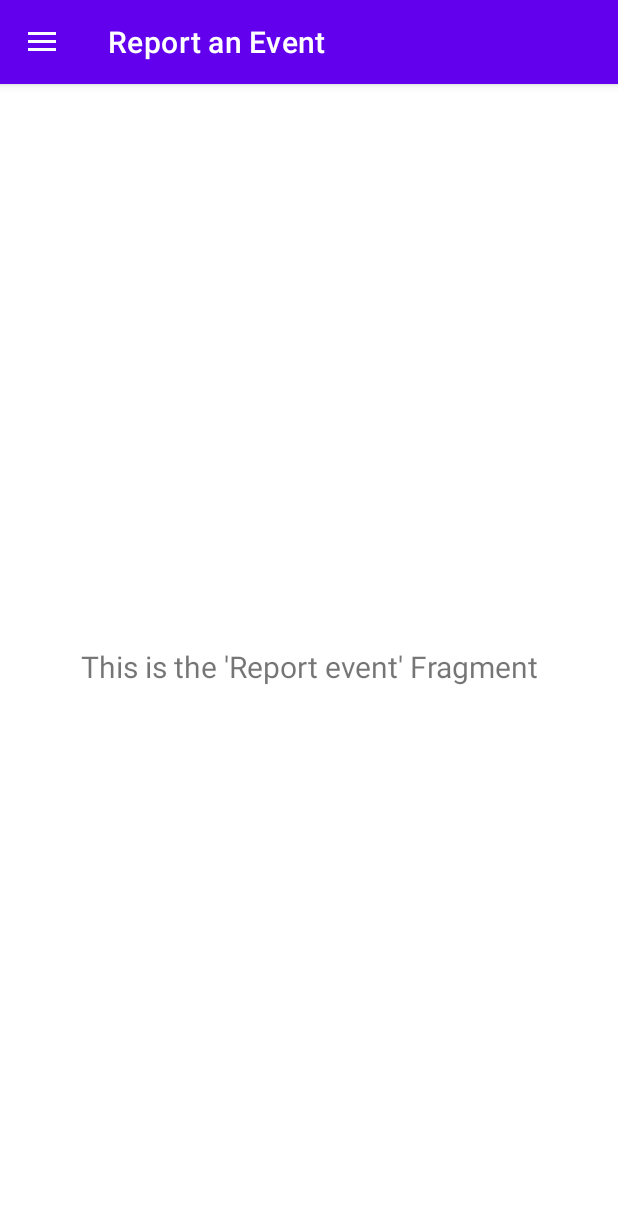
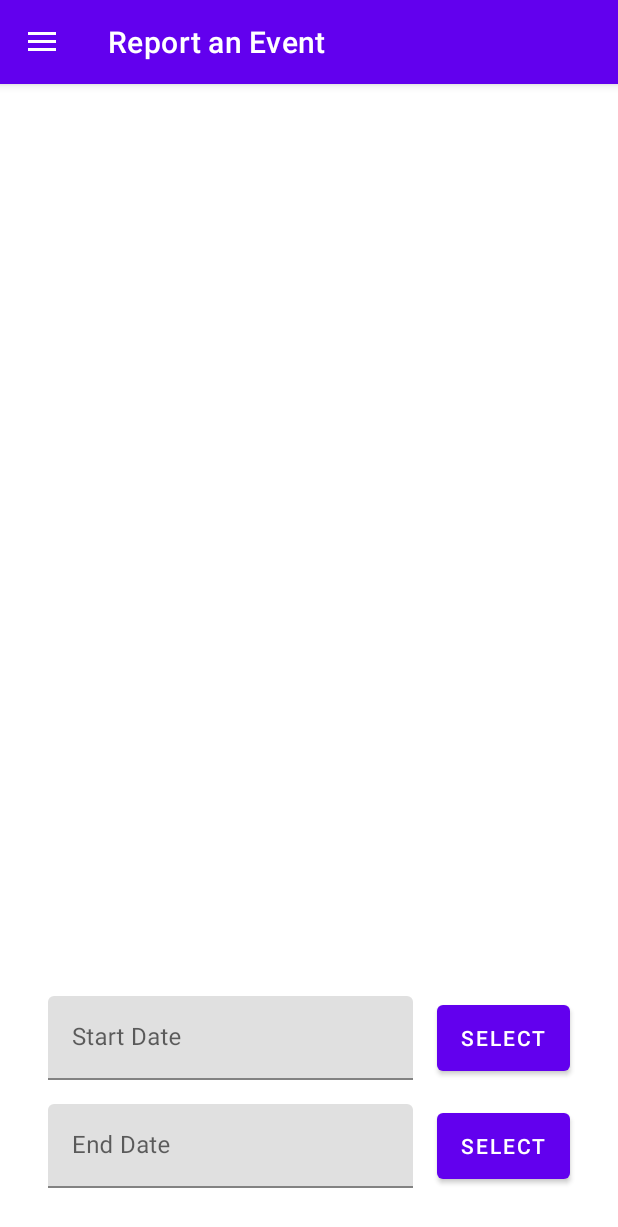
Before and after one commit to bori00/SmartMobilityApp, an Android app: the screen it shows after launch (MainActivity), in the side drawer, after a tap on "Report an Event", on a phone screen of 412 x 824 dp. Shown: the top 1227 px of the screen. Run offline under Robolectric (Android 15) with nearby library versions, the phone set to English and light mode, and no system bars; our stand-ins replace navigation-ui.

Commit message:
implement date selection for event reporting

```diff
--- a/app/src/main/res/layout/fragment_report_event.xml
+++ b/app/src/main/res/layout/fragment_report_event.xml
@@ -4,19 +4,81 @@
     xmlns:tools="http://schemas.android.com/tools"
     android:layout_width="match_parent"
     android:layout_height="match_parent"
-    tools:context=".ui.gallery.GalleryFragment">
+    tools:context=".ui.report_event.ReportEventFragment">
 
-    <TextView
-        android:id="@+id/reportEventTitleTextView"
-        android:layout_width="match_parent"
+    <com.google.android.material.textfield.TextInputLayout
+        android:id="@+id/in_date1"
+        android:layout_width="0dp"
         android:layout_height="wrap_content"
-        android:layout_marginStart="8dp"
-        android:layout_marginTop="8dp"
-        android:layout_marginEnd="8dp"
-        android:textAlignment="center"
-        android:textSize="20sp"
+        android:layout_alignParentStart="true"
+        android:layout_alignParentLeft="true"
+        android:layout_alignParentTop="true"
+        android:layout_marginStart="32dp"
+        android:layout_marginEnd="16dp"
+        android:layout_marginBottom="16dp"
+        app:layout_constraintBottom_toTopOf="@+id/in_date2"
+        app:layout_constraintEnd_toStartOf="@+id/btn_date"
+        app:layout_constraintStart_toStartOf="parent">
+
+        <EditText
+            android:id="@+id/startDateEditText1"
+            android:layout_width="match_parent"
+            android:layout_height="match_parent"
+            android:hint="@string/start_date"
+            android:inputType="none"
+            android:enabled="false">
+        </EditText>
+
+    </com.google.android.material.textfield.TextInputLayout>
+
+    <Button
+        android:id="@+id/btn_date"
+        android:layout_width="wrap_content"
+        android:layout_height="0dp"
+        android:layout_alignBottom="@+id/in_date1"
+        android:layout_marginEnd="32dp"
+        android:layout_toEndOf="@+id/in_date1"
+        android:layout_toRightOf="@+id/in_date1"
+        android:text="Select"
+        app:layout_constraintBottom_toBottomOf="@id/in_date1"
+        app:layout_constraintTop_toTopOf="@id/in_date1"
+        app:layout_constraintEnd_toEndOf="parent" />
+
+    <com.google.android.material.textfield.TextInputLayout
+        android:id="@+id/in_date2"
+        android:layout_width="0dp"
+        android:layout_height="wrap_content"
+        android:layout_alignParentStart="true"
+        android:layout_alignParentLeft="true"
+        android:layout_alignParentTop="true"
+        android:layout_marginStart="32dp"
+        android:layout_marginEnd="16dp"
+        android:layout_marginBottom="32dp"
         app:layout_constraintBottom_toBottomOf="parent"
-        app:layout_constraintEnd_toEndOf="parent"
-        app:layout_constraintStart_toStartOf="parent"
-        app:layout_constraintTop_toTopOf="parent" />
+        app:layout_constraintEnd_toStartOf="@+id/btn_date"
+        app:layout_constraintStart_toStartOf="parent">
+
+        <EditText
+            android:id="@+id/endDateEditText"
+            android:layout_height="match_parent"
+            android:layout_width="match_parent"
+            android:hint="@string/end_date"
+            android:inputType="none"
+            android:enabled="false"
+             />
+    </com.google.android.material.textfield.TextInputLayout>
+
+
+    <Button
+        android:id="@+id/btn_date2"
+        android:layout_width="wrap_content"
+        android:layout_height="0dp"
+        android:layout_alignBottom="@+id/in_date1"
+        android:layout_marginEnd="32dp"
+        android:layout_toEndOf="@+id/in_date2"
+        android:layout_toRightOf="@+id/in_date2"
+        android:text="@string/select"
+        app:layout_constraintBottom_toBottomOf="@id/in_date2"
+        app:layout_constraintTop_toTopOf="@id/in_date2"
+        app:layout_constraintEnd_toEndOf="parent" />
 </androidx.constraintlayout.widget.ConstraintLayout>
--- a/app/src/main/res/values/strings.xml
+++ b/app/src/main/res/values/strings.xml
@@ -20,4 +20,7 @@
     <string name="my_bookmarks_fragment_title">My Bookmarks</string>
     <string name="name">Name</string>
     <string name="address">Address</string>
+    <string name="start_date">Start Date</string>
+    <string name="end_date">End Date</string>
+    <string name="select">Select</string>
 </resources>
```
Also changed, not shown: app/src/main/java/com/uid/smartmobilityapp/ui/report_event/ReportEventFragment.kt (+98 -6 lines).
